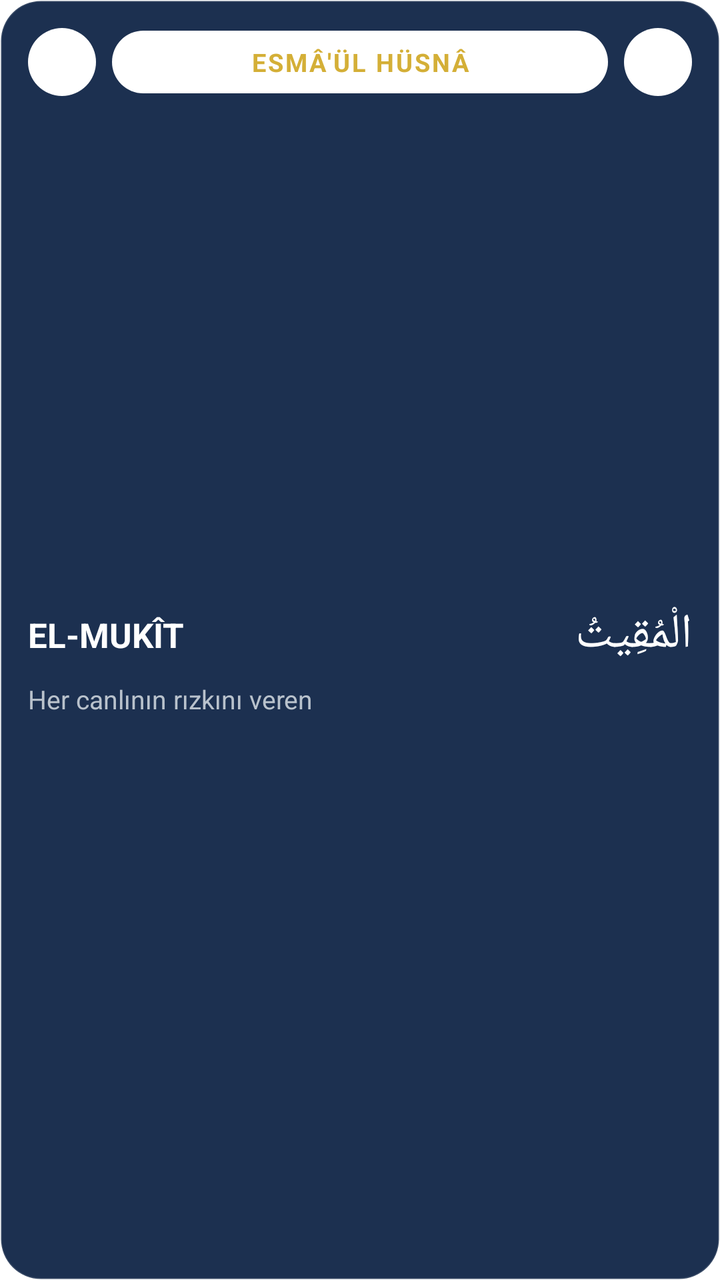
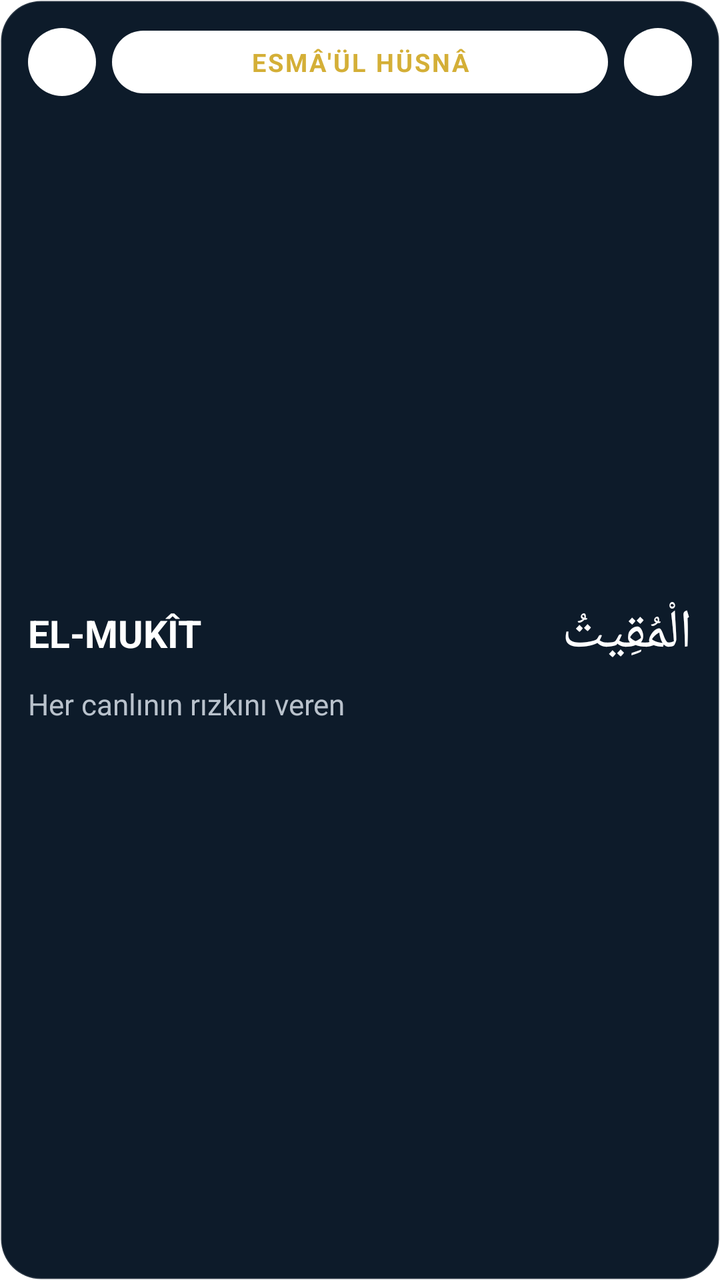

Before-and-after screenshots of an Android layout around one commit, followed by the original layout XML and the change that was made.
<!-- AndroidManifest.xml: fallback theme Theme.MaterialComponents.DayNight.NoActionBar -->
<!-- res/layout/widget_daily_content.xml -->
<?xml version="1.0" encoding="utf-8"?>
<LinearLayout xmlns:android="http://schemas.android.com/apk/res/android"
    android:id="@+id/widget_root"
    android:layout_width="match_parent"
    android:layout_height="match_parent"
    android:background="@drawable/widget_bg_signature"
    android:orientation="vertical"
    android:padding="14dp">

    
    <LinearLayout
        android:layout_width="match_parent"
        android:layout_height="wrap_content"
        android:orientation="horizontal"
        android:gravity="center_vertical">

        <FrameLayout
            android:layout_width="34dp"
            android:layout_height="34dp">
            <ImageView
                android:id="@+id/btn_content_prev_bg"
                android:layout_width="match_parent"
                android:layout_height="match_parent"
                android:src="@drawable/widget_chip_bg" />
            <ImageView
                android:id="@+id/btn_content_prev"
                android:layout_width="match_parent"
                android:layout_height="match_parent"
                android:padding="8dp"
                android:src="@drawable/ic_chevron_left" />
        </FrameLayout>

        <FrameLayout
            android:layout_width="0dp"
            android:layout_height="wrap_content"
            android:layout_weight="1"
            android:layout_marginStart="8dp"
            android:layout_marginEnd="8dp">
            <ImageView
                android:id="@+id/chip_content_type_bg"
                android:layout_width="match_parent"
                android:layout_height="match_parent"
                android:src="@drawable/widget_chip_bg" />
            <TextView
                android:id="@+id/tv_content_type"
                android:layout_width="match_parent"
                android:layout_height="wrap_content"
                android:layout_gravity="center"
                android:paddingTop="7dp"
                android:paddingBottom="7dp"
                android:gravity="center"
                android:textSize="12.5sp"
                android:textStyle="bold"
                android:textColor="#D4AF37"
                android:letterSpacing="0.08"
                android:text="ESMÂ'ÜL HÜSNÂ" />
        </FrameLayout>

        <FrameLayout
            android:layout_width="34dp"
            android:layout_height="34dp">
            <ImageView
                android:id="@+id/btn_content_next_bg"
                android:layout_width="match_parent"
                android:layout_height="match_parent"
                android:src="@drawable/widget_chip_bg" />
            <ImageView
                android:id="@+id/btn_content_next"
                android:layout_width="match_parent"
                android:layout_height="match_parent"
                android:padding="8dp"
                android:src="@drawable/ic_chevron_right" />
        </FrameLayout>
    </LinearLayout>

    
    <FrameLayout
        android:layout_width="match_parent"
        android:layout_height="0dp"
        android:layout_weight="1">

        <LinearLayout
            android:id="@+id/esma_group"
            android:layout_width="match_parent"
            android:layout_height="wrap_content"
            android:layout_gravity="center_vertical"
            android:orientation="vertical"
            android:paddingTop="6dp">

            <LinearLayout
                android:layout_width="match_parent"
                android:layout_height="wrap_content"
                android:orientation="horizontal"
                android:gravity="center_vertical">

                <TextView
                    android:id="@+id/tv_esma_tr"
                    android:layout_width="0dp"
                    android:layout_height="wrap_content"
                    android:layout_weight="1"
                    android:textSize="17sp"
                    android:textStyle="bold"
                    android:textColor="#FFFFFF"
                    android:maxLines="1"
                    android:ellipsize="end"
                    android:text="EL-MUKÎT" />

                <TextView
                    android:id="@+id/tv_esma_ar"
                    android:layout_width="wrap_content"
                    android:layout_height="wrap_content"
                    android:layout_marginStart="10dp"
                    android:textSize="24sp"
                    android:textColor="#FFFFFF"
                    android:gravity="end"
                    android:text="الْمُقِيتُ" />
            </LinearLayout>

            <TextView
                android:id="@+id/tv_esma_meaning"
                android:layout_width="match_parent"
                android:layout_height="wrap_content"
                android:paddingTop="7dp"
                android:textSize="13sp"
                android:textColor="#B9C2CC"
                android:maxLines="2"
                android:ellipsize="end"
                android:text="Her canlının rızkını veren" />
        </LinearLayout>

        <TextView
            android:id="@+id/tv_content_primary"
            android:layout_width="match_parent"
            android:layout_height="wrap_content"
            android:layout_gravity="center_vertical"
            android:paddingTop="6dp"
            android:textSize="16.5sp"
            android:textColor="#FFFFFF"
            android:maxLines="3"
            android:ellipsize="end"
            android:text="" />
    </FrameLayout>

    
    <TextView
        android:id="@+id/tv_content_secondary"
        android:layout_width="match_parent"
        android:layout_height="wrap_content"
        android:paddingTop="4dp"
        android:textSize="12sp"
        android:textColor="#B9C2CC"
        android:maxLines="1"
        android:ellipsize="end"
        android:text="" />
</LinearLayout>
<!-- resources referenced by this layout -->
<resources>
  <!-- drawable ic_chevron_left (drawable) -->
  <vector xmlns:android="http://schemas.android.com/apk/res/android"
      android:width="24dp"
      android:height="24dp"
      android:viewportWidth="24"
      android:viewportHeight="24"
      android:tint="#FFFFFF">
      <path
          android:fillColor="#FF000000"
          android:pathData="M15.41,7.41L14,6l-6,6 6,6 1.41,-1.41L10.83,12z" />
  </vector>
  <!-- drawable ic_chevron_right (drawable) -->
  <vector xmlns:android="http://schemas.android.com/apk/res/android"
      android:width="24dp"
      android:height="24dp"
      android:viewportWidth="24"
      android:viewportHeight="24"
      android:tint="#FFFFFF">
      <path
          android:fillColor="#FF000000"
          android:pathData="M8.59,16.59L10,18l6,-6 -6,-6 -1.41,1.41L13.17,12z" />
  </vector>
  <!-- drawable widget_bg_signature (drawable) -->
  <?xml version="1.0" encoding="utf-8"?>
  <shape xmlns:android="http://schemas.android.com/apk/res/android">
      <solid android:color="#1C3050" />
      <corners android:radius="20dp" />
      <stroke android:width="1dp" android:color="#22FFFFFF" />
  </shape>
  <!-- drawable widget_chip_bg (drawable) -->
  <?xml version="1.0" encoding="utf-8"?>
  <shape xmlns:android="http://schemas.android.com/apk/res/android"
      android:shape="rectangle">
      <solid android:color="#FFFFFF" />
      <corners android:radius="999dp" />
  </shape>
</resources>

<!-- the commit's change to res/layout/widget_daily_content.xml (unified diff, before → after) -->
@@ -98,7 +98,7 @@
                     android:layout_width="0dp"
                     android:layout_height="wrap_content"
                     android:layout_weight="1"
-                    android:textSize="17sp"
+                    android:textSize="19sp"
                     android:textStyle="bold"
                     android:textColor="#FFFFFF"
                     android:maxLines="1"
@@ -110,7 +110,7 @@
                     android:layout_width="wrap_content"
                     android:layout_height="wrap_content"
                     android:layout_marginStart="10dp"
-                    android:textSize="24sp"
+                    android:textSize="27sp"
                     android:textColor="#FFFFFF"
                     android:gravity="end"
                     android:text="الْمُقِيتُ" />
@@ -121,7 +121,7 @@
                 android:layout_width="match_parent"
                 android:layout_height="wrap_content"
                 android:paddingTop="7dp"
-                android:textSize="13sp"
+                android:textSize="14.5sp"
                 android:textColor="#B9C2CC"
                 android:maxLines="2"
                 android:ellipsize="end"
<!-- resource entries referenced after the edit -->
@@ -25,7 +25,7 @@
   <!-- drawable widget_bg_signature (drawable) -->
   <?xml version="1.0" encoding="utf-8"?>
   <shape xmlns:android="http://schemas.android.com/apk/res/android">
-      <solid android:color="#1C3050" />
+      <solid android:color="#0D1B2A" />
       <corners android:radius="20dp" />
       <stroke android:width="1dp" android:color="#22FFFFFF" />
   </shape>
